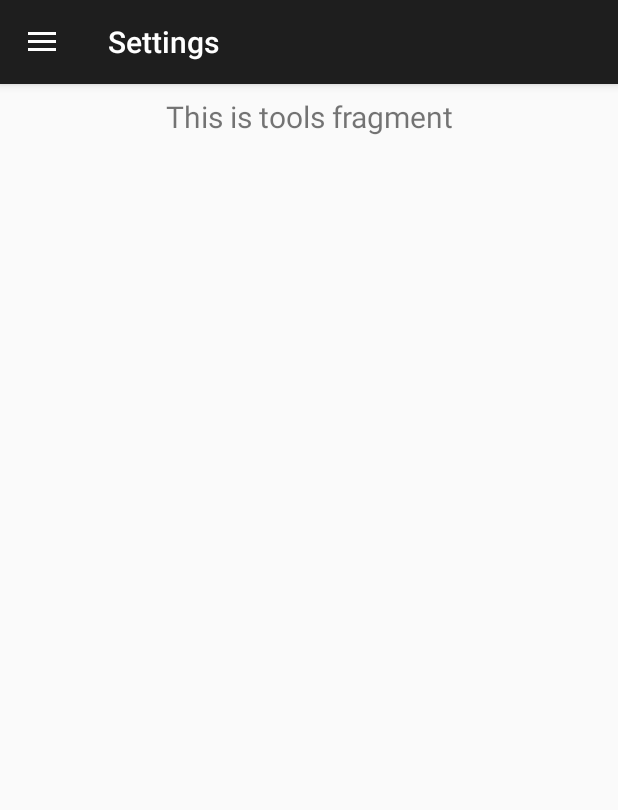
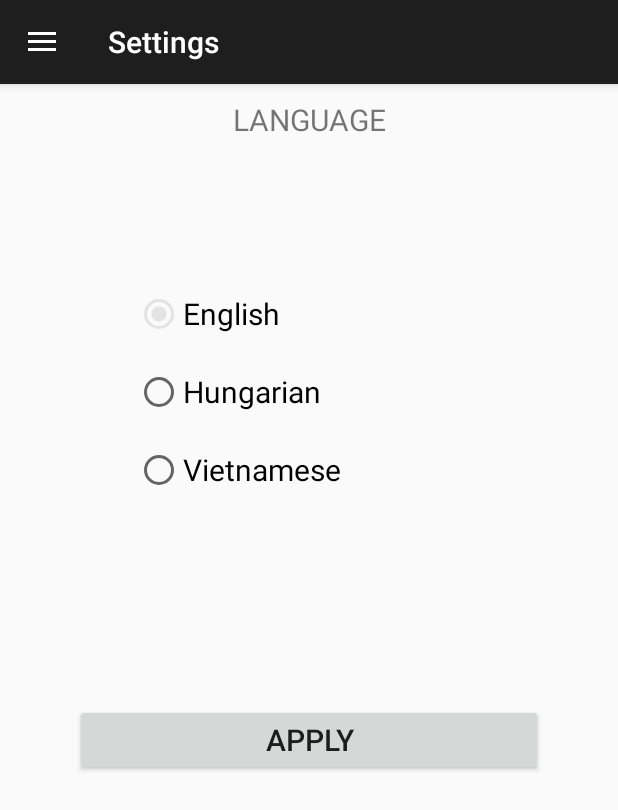
Before and after one commit to duyvu94/viethundictionary, an Android app: the screen it shows after launch (MainActivity), in the side drawer, after a tap on "Settings", on a phone screen of 412 x 824 dp. Shown: the top 810 px of the screen. Run offline under Robolectric (Android 15) with nearby library versions, the light colour scheme and no system bars; our stand-ins replace Room's generated code, navigation-ui; 1 statement that could not run was skipped.

Commit message:
Finish the language and xml file

```diff
--- a/app/src/main/java/com/duyvu/viethundictionary/MainActivity.java
+++ b/app/src/main/java/com/duyvu/viethundictionary/MainActivity.java
@@ -14,7 +14,10 @@ import androidx.navigation.ui.NavigationUI;
 
 import android.app.Activity;
 import android.app.FragmentTransaction;
+import android.content.Context;
 import android.content.Intent;
+import android.content.SharedPreferences;
+import android.content.res.Configuration;
 import android.os.Bundle;
 import android.util.Log;
 import android.view.Menu;
@@ -27,6 +30,8 @@ import com.duyvu.viethundictionary.adapter.DictionaryAdapter;
 import com.duyvu.viethundictionary.models.Word;
 import com.google.android.material.navigation.NavigationView;
 
+import java.util.Locale;
+
 
 public class MainActivity extends AppCompatActivity implements DictionaryAdapter.DictionaryItemClickListener {
 
@@ -36,6 +41,24 @@ public class MainActivity extends AppCompatActivity implements DictionaryAdapter
     @Override
     protected void onCreate(Bundle savedInstanceState) {
         super.onCreate(savedInstanceState);
+
+        //set language
+        SharedPreferences sharedPref = getPreferences(Context.MODE_PRIVATE);
+        SharedPreferences.Editor editor = sharedPref.edit();
+        String language = sharedPref.getString("language", null);
+        if (language == null){
+            editor.putString("language", "en");
+            language = "en";
+            editor.apply();
+        }
+
+        Locale locale = new Locale(language);
+        Locale.setDefault(locale);
+        Configuration config = new Configuration();
+        config.locale = locale;
+        getResources().updateConfiguration(config, getResources().getDisplayMetrics());
+
+
         setContentView(R.layout.activity_main);
 
         Toolbar toolbar = findViewById(R.id.toolbar);
@@ -45,6 +68,7 @@ public class MainActivity extends AppCompatActivity implements DictionaryAdapter
         NavigationView navigationView = findViewById(R.id.nav_view);
         // Passing each menu ID as a set of Ids because each
         // menu should be considered as top level destinations.
+
         mAppBarConfiguration = new AppBarConfiguration.Builder(
                 R.id.nav_dictionary, R.id.nav_custom_dictionary, R.id.nav_slideshow,
                 R.id.nav_tools, R.id.nav_share, R.id.nav_send)
--- a/app/src/main/java/com/duyvu/viethundictionary/data/WordListDatabase.java
+++ b/app/src/main/java/com/duyvu/viethundictionary/data/WordListDatabase.java
@@ -44,7 +44,7 @@ public abstract class WordListDatabase extends RoomDatabase {
                         Executors.newSingleThreadScheduledExecutor().execute(new Runnable() {
                             @Override
                             public void run() {
-                                getInstance(context).dictionaryItemDao().insertAll(Word.populateData());
+                                getInstance(context).dictionaryItemDao().insertAll(Word.populateData(context));
                                 DictionaryAdapter.getInstance().update(getInstance(context));
                             }
                         });
--- a/app/src/main/java/com/duyvu/viethundictionary/models/Word.java
+++ b/app/src/main/java/com/duyvu/viethundictionary/models/Word.java
@@ -1,11 +1,24 @@
 package com.duyvu.viethundictionary.models;
+
+import android.content.Context;
+import android.util.Log;
 
 import androidx.room.ColumnInfo;
 import androidx.room.Entity;
 import androidx.room.PrimaryKey;
 import androidx.room.TypeConverter;
 
+import com.duyvu.viethundictionary.R;
+
+import org.xmlpull.v1.XmlPullParser;
+import org.xmlpull.v1.XmlPullParserException;
+import org.xmlpull.v1.XmlPullParserFactory;
+
+
+import java.io.IOException;
+import java.io.InputStream;
 import java.io.Serializable;
+import java.util.ArrayList;
 
 @Entity
 public class Word implements Serializable {
@@ -68,6 +81,18 @@ public class Word implements Serializable {
     @ColumnInfo(name = "type")
     public Type type;
 
+    public void setWord(String word) {
+        this.word = word;
+    }
+
+    public void setDescription(String description) {
+        this.description = description;
+    }
+
+    public void setType(Type type) {
+        this.type = type;
+    }
+
     public Word(String word, Type type, String description, Category category){
         if (word.length() > 0)
             word = word.substring(0, 1).toUpperCase() + word.substring(1).toLowerCase();
@@ -77,7 +102,46 @@ public class Word implements Serializable {
         this.category = category;
     }
 
-    public static Word[] populateData(){
+    private static Word[] processParsing(XmlPullParser parser) throws IOException, XmlPullParserException{
+        ArrayList<Word> words = new ArrayList<>();
+        int eventType = parser.getEventType();
+        Word tempWord = new Word("", Type.NOUN, "", Category.DEFAULT);;
+        Log.d("123321321", words.size()+ "");
+
+        while (eventType != XmlPullParser.END_DOCUMENT) {
+            String eltName = null;
+
+
+            if (eventType == XmlPullParser.START_TAG) {
+
+                eltName = parser.getName();
+                Log.d("RUNNING", eltName);
+
+                if ("word".equals(eltName)) {
+                    tempWord = new Word("", Type.NOUN, "", Category.DEFAULT);
+                    words.add(tempWord);
+                    Log.d("WordWord", words.size()+ "");
+                } else {
+                    if ("name".equals(eltName)) {
+                        tempWord.setWord(parser.nextText());
+                    } else if ("type".equals(eltName)) {
+                        tempWord.setType(Type.valueOf(parser.nextText()));
+                    } else if ("description".equals(eltName)) {
+                        tempWord.setDescription(parser.nextText());
+                    }
+                }
+
+            }
+
+            eventType = parser.next();
+        }
+        Log.d("12332132133", words.size()+ "");
+
+        return words.toArray(new Word[words.size()]);
+    }
+
+    public static Word[] populateData(Context context){
+        /*
         return new Word[] {
                 new Word("Alma", Type.NOUN, "táo", Category.DEFAULT),
                 new Word("Citrom", Type.NOUN, "chanh", Category.DEFAULT),
@@ -85,6 +149,28 @@ public class Word implements Serializable {
                 new Word("Eper", Type.NOUN, "dâu", Category.DEFAULT),
                 new Word("Gyümölcs", Type.NOUN, "hoa quả", Category.DEFAULT)
         };
+        */
 
+        XmlPullParserFactory parserFactory;
+        try {
+            parserFactory = XmlPullParserFactory.newInstance();
+            XmlPullParser parser = parserFactory.newPullParser();
+            InputStream is = context.getResources().openRawResource(R.raw.dictionary);
+            parser.setFeature(XmlPullParser.FEATURE_PROCESS_NAMESPACES, false);
+            parser.setInput(is, null);
+
+            Log.d("123123123", "123123123");
+
+
+            return processParsing(parser);
+
+        } catch (XmlPullParserException e) {
+            e.printStackTrace();
+
+        } catch (IOException e) {
+            e.printStackTrace();
+        }
+
+        return null;
     }
 }
--- /dev/null
+++ b/app/src/main/java/com/duyvu/viethundictionary/ui/settings/SettingsFragment.java
@@ -0,0 +1,92 @@
+package com.duyvu.viethundictionary.ui.settings;
+
+import android.content.Context;
+import android.content.Intent;
+import android.content.SharedPreferences;
+import android.os.Bundle;
+import android.view.LayoutInflater;
+import android.view.View;
+import android.view.ViewGroup;
+import android.widget.Button;
+import android.widget.RadioGroup;
+import android.widget.TextView;
+
+import androidx.annotation.Nullable;
+import androidx.annotation.NonNull;
+import androidx.fragment.app.Fragment;
+import androidx.lifecycle.Observer;
+import androidx.lifecycle.ViewModelProviders;
+
+import com.duyvu.viethundictionary.R;
+
+public class SettingsFragment extends Fragment {
+
+    SharedPreferences sharedPref;
+    SharedPreferences.Editor editor;
+    String language;
+    String chosenLanguage;
+
+    Button applyButton;
+    RadioGroup radioGroup;
+
+    private String convertToLanguage(int resource){
+        switch (resource) {
+            case R.id.radioEn:
+                return "en";
+            case R.id.radioHu:
+                return "hu";
+            default:
+                return "vi";
+        }
+    }
+
+    private int convertToResource(String language){
+        switch (language) {
+            case "en":
+                return R.id.radioEn;
+            case "hu":
+                return R.id.radioHu;
+            default:
+                return R.id.radioVi;
+        }
+    }
+
+    public View onCreateView(@NonNull LayoutInflater inflater,
+                             ViewGroup container, Bundle savedInstanceState) {
+
+        View root = inflater.inflate(R.layout.fragment_settings, container, false);
+
+        sharedPref = getActivity().getPreferences(Context.MODE_PRIVATE);
+        editor = sharedPref.edit();
+        language = sharedPref.getString("language", null);
+        chosenLanguage = language;
+
+        radioGroup = root.findViewById(R.id.radioGroup);
+        radioGroup.check(convertToResource(language));
+
+        radioGroup.setOnCheckedChangeListener(new RadioGroup.OnCheckedChangeListener() {
+            @Override
+            public void onCheckedChanged(RadioGroup group, int checkedId) {
+                chosenLanguage = convertToLanguage(checkedId);
+            }
+        });
+
+
+        applyButton = root.findViewById(R.id.btnApply);
+        applyButton.setOnClickListener(new View.OnClickListener() {
+            @Override
+            public void onClick(View v) {
+                if (chosenLanguage != language){
+                    editor.putString("language", chosenLanguage);
+                    editor.apply();
+                    Intent intent = getActivity().getIntent();
+                    startActivity(intent);
+                    getActivity().finish();
+                    getActivity().startActivity(intent);
+                }
+
+            }
+        });
+        return root;
+    }
+}
--- a/app/src/main/java/com/duyvu/viethundictionary/ui/tools/ToolsFragment.java
+++ /dev/null
@@ -1,35 +0,0 @@
-package com.duyvu.viethundictionary.ui.tools;
-
-import android.os.Bundle;
-import android.view.LayoutInflater;
-import android.view.View;
-import android.view.ViewGroup;
-import android.widget.TextView;
-
-import androidx.annotation.Nullable;
-import androidx.annotation.NonNull;
-import androidx.fragment.app.Fragment;
-import androidx.lifecycle.Observer;
-import androidx.lifecycle.ViewModelProviders;
-
-import com.duyvu.viethundictionary.R;
-
-public class ToolsFragment extends Fragment {
-
-    private ToolsViewModel toolsViewModel;
-
-    public View onCreateView(@NonNull LayoutInflater inflater,
-                             ViewGroup container, Bundle savedInstanceState) {
-        toolsViewModel =
-                ViewModelProviders.of(this).get(ToolsViewModel.class);
-        View root = inflater.inflate(R.layout.fragment_tools, container, false);
-        final TextView textView = root.findViewById(R.id.text_tools);
-        toolsViewModel.getText().observe(this, new Observer<String>() {
-            @Override
-            public void onChanged(@Nullable String s) {
-                textView.setText(s);
-            }
-        });
-        return root;
-    }
-}
--- a/app/src/main/java/com/duyvu/viethundictionary/ui/tools/ToolsViewModel.java
+++ /dev/null
@@ -1,19 +0,0 @@
-package com.duyvu.viethundictionary.ui.tools;
-
-import androidx.lifecycle.LiveData;
-import androidx.lifecycle.MutableLiveData;
-import androidx.lifecycle.ViewModel;
-
-public class ToolsViewModel extends ViewModel {
-
-    private MutableLiveData<String> mText;
-
-    public ToolsViewModel() {
-        mText = new MutableLiveData<>();
-        mText.setValue("This is tools fragment");
-    }
-
-    public LiveData<String> getText() {
-        return mText;
-    }
-}
--- /dev/null
+++ b/app/src/main/res/layout/fragment_settings.xml
@@ -0,0 +1,56 @@
+<?xml version="1.0" encoding="utf-8"?>
+<LinearLayout xmlns:android="http://schemas.android.com/apk/res/android"
+    android:layout_width="match_parent"
+    android:layout_height="match_parent"
+    android:orientation="vertical">
+
+    <TextView
+        android:layout_width="match_parent"
+        android:layout_height="wrap_content"
+        android:text="@string/language"
+        android:textSize="20sp"
+        android:layout_margin="10dp"
+        android:gravity="center_horizontal"/>
+
+    <RadioGroup
+        android:id="@+id/radioGroup"
+        android:layout_width="match_parent"
+        android:layout_height="wrap_content"
+        android:layout_margin="80dp">
+
+        <RadioButton
+            android:id="@+id/radioEn"
+            android:layout_width="wrap_content"
+            android:layout_height="wrap_content"
+            android:text="@string/english"
+            android:layout_margin="10dp"
+            android:textSize="20sp"
+            android:checked="true" />
+
+        <RadioButton
+            android:id="@+id/radioHu"
+            android:layout_width="wrap_content"
+            android:layout_height="wrap_content"
+            android:textSize="20sp"
+            android:layout_margin="10dp"
+            android:text="@string/hungarian" />
+
+        <RadioButton
+            android:id="@+id/radioVi"
+            android:layout_width="wrap_content"
+            android:layout_height="wrap_content"
+            android:textSize="20sp"
+            android:layout_margin="10dp"
+            android:text="@string/vietnamese"/>
+
+    </RadioGroup>
+
+    <Button
+        android:id="@+id/btnApply"
+        android:layout_width="match_parent"
+        android:layout_height="wrap_content"
+        android:layout_margin="50dp"
+        android:textSize="20sp"
+        android:text="@string/apply" />
+
+</LinearLayout>
--- a/app/src/main/res/layout/fragment_tools.xml
+++ /dev/null
@@ -1,19 +0,0 @@
-<?xml version="1.0" encoding="utf-8"?>
-<androidx.constraintlayout.widget.ConstraintLayout xmlns:android="http://schemas.android.com/apk/res/android"
-    xmlns:app="http://schemas.android.com/apk/res-auto"
-    android:layout_width="match_parent"
-    android:layout_height="match_parent">
-
-    <TextView
-        android:id="@+id/text_tools"
-        android:layout_width="match_parent"
-        android:layout_height="wrap_content"
-        android:layout_marginStart="8dp"
-        android:layout_marginTop="8dp"
-        android:layout_marginEnd="8dp"
-        android:textAlignment="center"
-        android:textSize="20sp"
-        app:layout_constraintEnd_toEndOf="parent"
-        app:layout_constraintStart_toStartOf="parent"
-        app:layout_constraintTop_toTopOf="parent" />
-</androidx.constraintlayout.widget.ConstraintLayout>
--- a/app/src/main/res/layout/nav_header_navigation_drawer.xml
+++ b/app/src/main/res/layout/nav_header_navigation_drawer.xml
@@ -16,7 +16,6 @@
         android:id="@+id/imageView"
         android:layout_width="wrap_content"
         android:layout_height="wrap_content"
-        android:contentDescription="@string/nav_header_desc"
         android:paddingTop="@dimen/nav_header_vertical_spacing"
         app:srcCompat="@mipmap/ic_launcher_round" />
 
--- a/app/src/main/res/navigation/mobile_navigation.xml
+++ b/app/src/main/res/navigation/mobile_navigation.xml
@@ -25,9 +25,9 @@
 
     <fragment
         android:id="@+id/nav_tools"
-        android:name="com.duyvu.viethundictionary.ui.tools.ToolsFragment"
+        android:name="com.duyvu.viethundictionary.ui.settings.SettingsFragment"
         android:label="@string/menu_settings"
-        tools:layout="@layout/fragment_tools" />
+        tools:layout="@layout/fragment_settings" />
 
     <fragment
         android:id="@+id/nav_share"
--- a/build.gradle
+++ b/build.gradle
@@ -7,7 +7,7 @@ buildscript {
 
     }
     dependencies {
-        classpath 'com.android.tools.build:gradle:3.5.1'
+        classpath 'com.android.tools.build:gradle:3.5.3'
 
         // NOTE: Do not place your application dependencies here; they belong
         // in the individual module build.gradle files
```
Also changed, not shown: app/src/main/res/raw/dictionary.xml (added, +28 -0 lines), app/src/main/res/values/strings.xml (+16 -16 lines), 2 other files.
